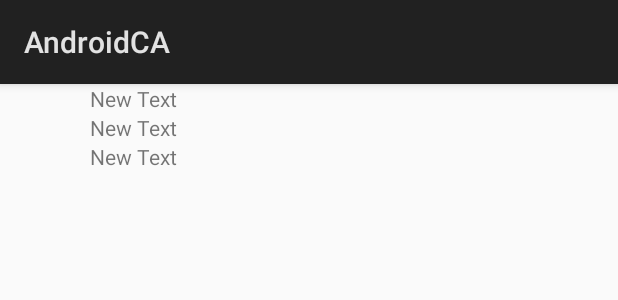
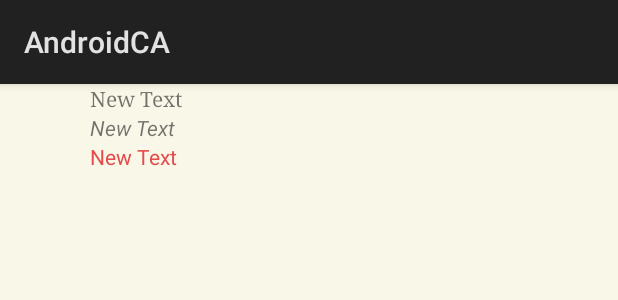
Before and after one commit to SA46Team5a/Team5BnewAndroidCA, an Android app: the layout row.xml on its own in the app's theme, with its tools: preview values and no code run, on a phone screen of 412 x 824 dp. Shown: the top 300 px of the screen. Run offline under Robolectric (Android 15) with nearby library versions, the phone set to English and light mode, and no system bars.

Commit message:
add colour for booktitle and price

```diff
--- a/app/src/main/res/layout/row.xml
+++ b/app/src/main/res/layout/row.xml
@@ -1,6 +1,7 @@
 <?xml version="1.0" encoding="utf-8"?>
 
  <LinearLayout xmlns:android="http://schemas.android.com/apk/res/android"
+    android:background="@color/background"
      android:layout_width="match_parent"
      android:layout_height="match_parent">
 
@@ -16,18 +17,23 @@
 
         <TextView
             android:id="@+id/titleView"
+            android:singleLine="true"
+            android:ellipsize="marquee"
+            android:typeface="serif"
             android:layout_width="match_parent"
             android:layout_height="wrap_content"
             android:text="New Text" />
 
         <TextView
             android:id="@+id/authorView"
+            android:textStyle="italic"
             android:layout_width="match_parent"
             android:layout_height="wrap_content"
             android:text="New Text" />
 
         <TextView
             android:id="@+id/priceView"
+            android:textColor="@color/redPrice"
             android:layout_width="match_parent"
             android:layout_height="wrap_content"
             android:text="New Text" />
--- a/app/src/main/res/values/colors.xml
+++ b/app/src/main/res/values/colors.xml
@@ -3,4 +3,6 @@
     <color name="colorPrimary">#3F51B5</color>
     <color name="colorPrimaryDark">#303F9F</color>
     <color name="colorAccent">#FF4081</color>
+    <color name="redPrice">#E54B4B</color>
+    <color name="background">#f9f7e8</color>
 </resources>
--- a/app/src/main/res/values/strings.xml
+++ b/app/src/main/res/values/strings.xml
@@ -15,4 +15,5 @@
     <string name="searchActivity_appbar_title">Search for Books</string>
     <string name="ListOfBooksActivity_appbar_title"> Search Results</string>
     <string name="BookDetailActivity_appbar_title">Book Details</string>
+
 </resources>
```
